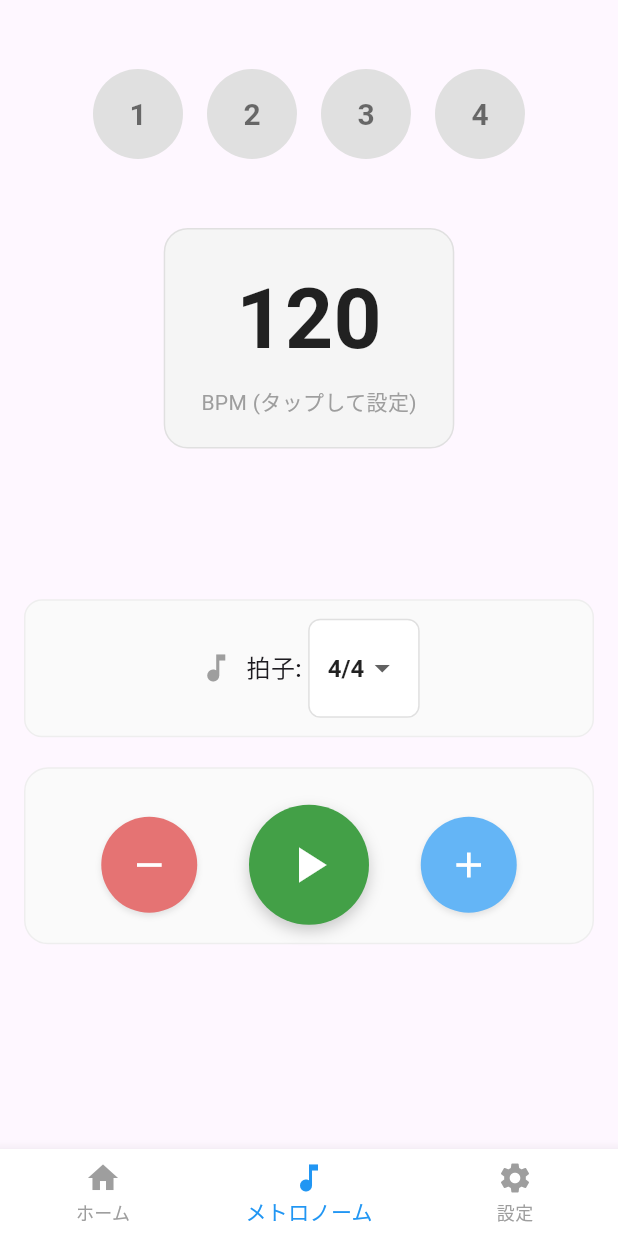
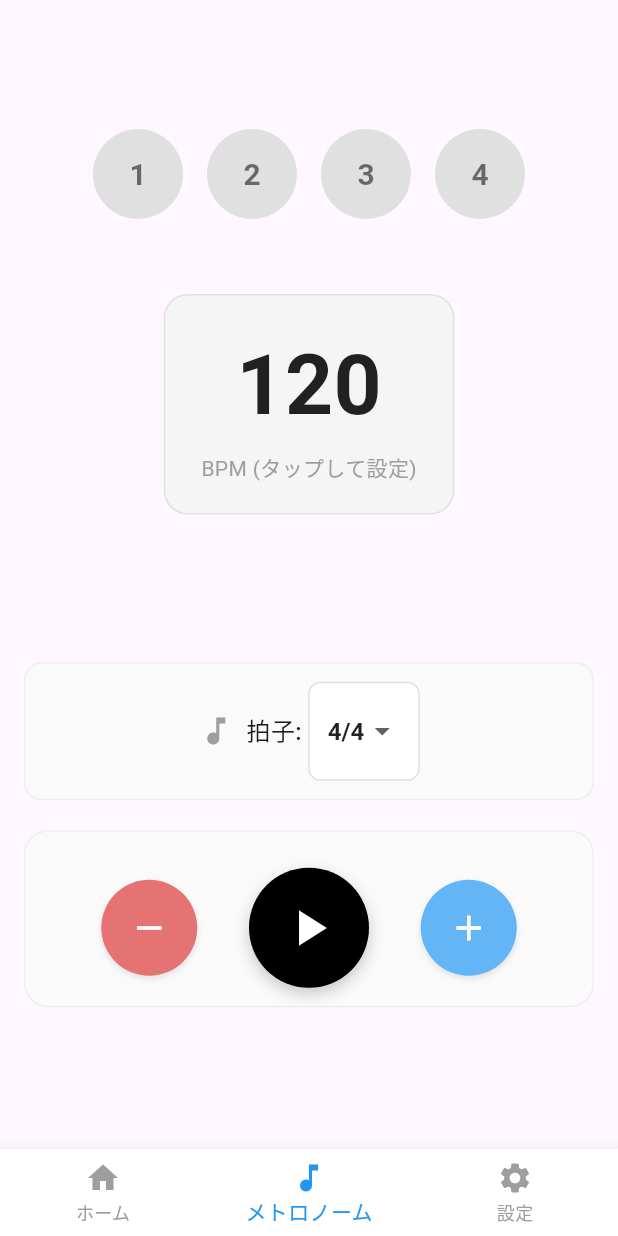
Before and after one commit to yuto90/chord_book, a Flutter app: the screen it shows after launch, item 2 of the bottom bar chosen, on a phone screen of 412 x 824 dp. Run offline on Flutter 3.47's test engine with Material 3 defaults, Android fonts, the phone set to English and light mode, and no system bars; our stand-ins replace flutter_riverpod, freezed_annotation; missing offline and left inert: metronome.

Commit message:
fix: メトロノームUI

```diff
--- a/lib/views/screens/metronome/metronome_screen.dart
+++ b/lib/views/screens/metronome/metronome_screen.dart
@@ -1,7 +1,6 @@
 import 'package:flutter/material.dart';
 import 'package:flutter_riverpod/flutter_riverpod.dart';
 import '../../../viewmodels/metronome/metronome_view_model.dart';
-import '../../../models/enums/metronome_state.dart';
 
 class MetronomeScreen extends ConsumerWidget {
   const MetronomeScreen({super.key});
@@ -17,17 +16,23 @@ class MetronomeScreen extends ConsumerWidget {
           padding: const EdgeInsets.all(16.0),
           child: Column(
             children: [
-              // 拍子カウント（ビート可視化）を最上部に移動
-              _buildBeatVisualization(metronomeData),
-              const SizedBox(height: 16),
-              _buildHeader(context, metronomeData, metronomeNotifier),
               Expanded(
                 child: Center(
                   child: Column(
                     mainAxisAlignment: MainAxisAlignment.center,
                     children: [
-                      // 上部へ移動したためここから削除
-                      // const SizedBox(height: 20), // 不要になった余白も削除
+                      _buildBeatVisualization(metronomeData),
+                      const SizedBox(height: 20),
+                      _buildHeader(context, metronomeData, metronomeNotifier),
+                    ],
+                  ),
+                ),
+              ),
+              Expanded(
+                child: Center(
+                  child: Column(
+                    mainAxisAlignment: MainAxisAlignment.center,
+                    children: [
                       _buildBottomControls(metronomeData, metronomeNotifier),
                       const SizedBox(height: 20),
                       _buildBpmControls(metronomeData, metronomeNotifier),
@@ -168,13 +173,12 @@ class MetronomeScreen extends ConsumerWidget {
           if (metronomeData.state.isPlaying) {
             metronomeNotifier.stop();
           } else {
-            metronomeNotifier.start(countInMeasures: metronomeData.countInMeasures);
+            metronomeNotifier.start(
+                countInMeasures: metronomeData.countInMeasures);
           }
         },
         style: ElevatedButton.styleFrom(
-          backgroundColor: metronomeData.state.isPlaying
-              ? Colors.red[600]
-              : Colors.green[600],
+          backgroundColor: Colors.black,
           foregroundColor: Colors.white,
           minimumSize: const Size(80, 80),
           shape: const CircleBorder(),
@@ -189,7 +193,6 @@ class MetronomeScreen extends ConsumerWidget {
       ),
     );
   }
-
 
   Widget _buildBpmControls(metronomeData, metronomeNotifier) {
     return Container(
```
